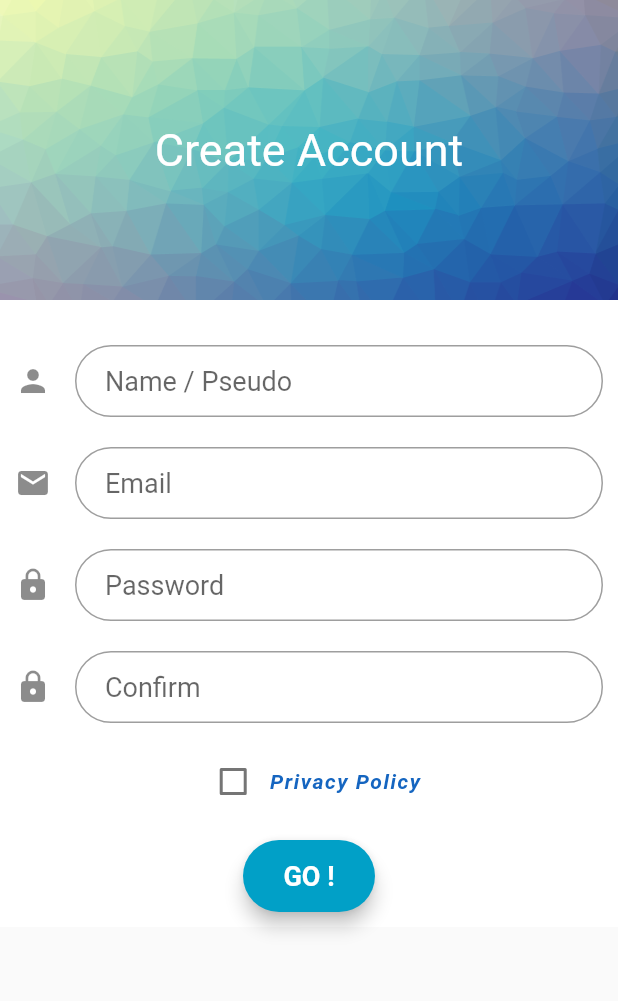
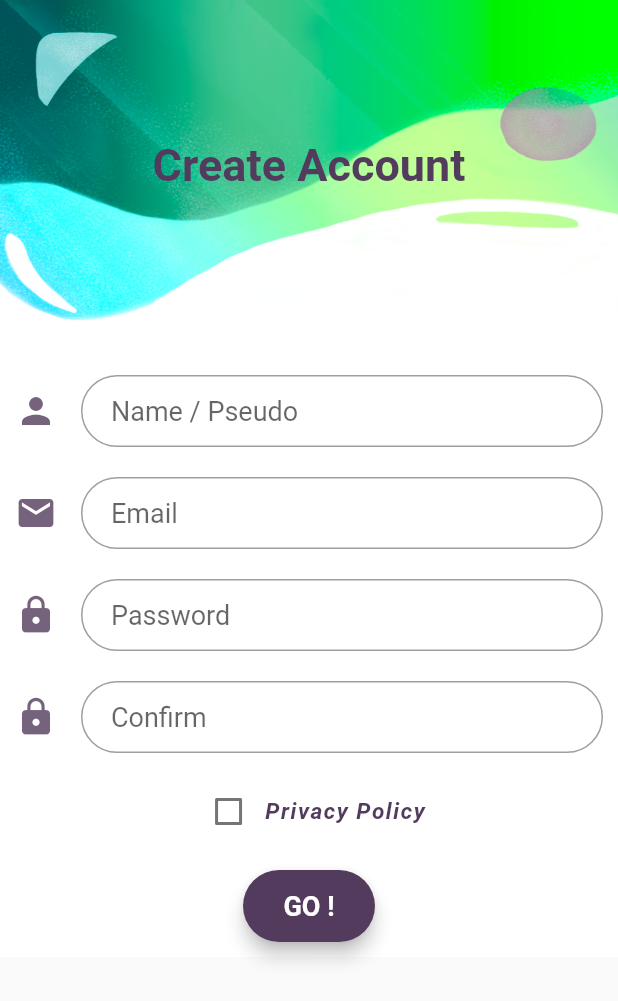
Before and after one commit to LaureenMartina/VisiartApplication, a Flutter app: the SignUpScreen screen opened by its route, on a phone screen of 412 x 824 dp. Shown: the top 1001 px of the screen. Run offline on Flutter 3.47's test engine with Material 2 defaults, Android fonts, the phone set to English and light mode, and no system bars; our stand-ins replace badges, carousel_slider, delayed_display, email_validator, firebase_auth, flare_flutter and 4 more; missing offline and left inert: loading, progress_button; accounts and stored records are empty; network calls fail; Roboto replaces fonts that are missing (Montserrat).

Commit message:
added new design & added redirection event dashboard to event details

```diff
--- a/visiart/lib/customFormUser/userInterests.dart
+++ b/visiart/lib/customFormUser/userInterests.dart
@@ -20,7 +20,6 @@ class UserInterestsScreen extends StatefulWidget {
 }
 
 class _UserInterestsScreenState extends State<UserInterestsScreen> {
-  bool _isSwitched = false; // Button Switch
   String titlePopup;
   String description;
   String button;
--- a/visiart/lib/models/ModalAwards.dart
+++ b/visiart/lib/models/ModalAwards.dart
@@ -39,7 +39,6 @@ class ModalAwards  {
             Text(
               this.description,
               textAlign: TextAlign.center,
-              style: TextStyle(),
             ),
             SizedBox(height: 10,),
             SizedBox(
--- a/visiart/lib/signUp/privacyPolicy.dart
+++ b/visiart/lib/signUp/privacyPolicy.dart
@@ -84,7 +84,7 @@ class PrivacyPolicy extends StatelessWidget {
                                   style: TextStyle(
                                     fontSize: 20,
                                     fontWeight: FontWeight.w600,
-                                    color: Colors.indigoAccent[700]
+                                    color: Color.fromRGBO(82, 59, 92, 1.0)
                                   ),
                                 ),
                               ),
--- a/visiart/lib/signUp/signup.dart
+++ b/visiart/lib/signUp/signup.dart
@@ -12,8 +12,6 @@ import 'package:visiart/utils/FormUtils.dart';
 import 'package:firebase_auth/firebase_auth.dart';
 import 'package:google_sign_in/google_sign_in.dart';
 import 'package:visiart/models/User.dart';
-import 'package:visiart/config/SharedPref.dart';
-
 import 'package:http/http.dart' as http;
 
 SharedPref sharedPref = SharedPref();
@@ -127,7 +125,7 @@ class _SignUpScreenState extends State<SignUpScreen> {
       },
       style: TextStyle(fontFamily: 'Montserrat', fontSize: 18.0),
       decoration: InputDecoration(
-          icon: Icon(Icons.person),
+          icon: Icon(Icons.person, color: Color.fromRGBO(82, 59, 92, 0.8), size: 28,),
           contentPadding: EdgeInsets.fromLTRB(20.0, 10.0, 20.0, 10.0),
           hintText: AppLocalizations.of(context).translate("signup_username"),
           border:
@@ -144,7 +142,7 @@ class _SignUpScreenState extends State<SignUpScreen> {
       keyboardType: TextInputType.emailAddress,
       style: TextStyle(fontFamily: 'Montserrat', fontSize: 18.0),
       decoration: InputDecoration(
-          icon: Icon(Icons.email),
+          icon: Icon(Icons.email, color: Color.fromRGBO(82, 59, 92, 0.8), size: 28),
           contentPadding: EdgeInsets.fromLTRB(20.0, 10.0, 20.0, 10.0),
           hintText: AppLocalizations.of(context).translate("email"),
           border:
@@ -161,7 +159,7 @@ class _SignUpScreenState extends State<SignUpScreen> {
       obscureText: true,
       style: TextStyle(fontFamily: 'Montserrat', fontSize: 18.0),
       decoration: InputDecoration(
-          icon: Icon(Icons.lock),
+          icon: Icon(Icons.lock, color: Color.fromRGBO(82, 59, 92, 0.8), size: 28),
           contentPadding: EdgeInsets.fromLTRB(20.0, 10.0, 20.0, 10.0),
           hintText: AppLocalizations.of(context).translate('password'),
           border:
@@ -178,7 +176,7 @@ class _SignUpScreenState extends State<SignUpScreen> {
       obscureText: true,
       style: TextStyle(fontFamily: 'Montserrat', fontSize: 18.0),
       decoration: InputDecoration(
-          icon: Icon(Icons.lock),
+          icon: Icon(Icons.lock, color: Color.fromRGBO(82, 59, 92, 0.8), size: 28,),
           contentPadding: EdgeInsets.fromLTRB(20.0, 10.0, 20.0, 10.0),
           hintText: AppLocalizations.of(context).translate('signup_pwdConfirmation'),
           border:
@@ -188,14 +186,14 @@ class _SignUpScreenState extends State<SignUpScreen> {
     final createAccountButon = Material(
       elevation: 5.0,
       borderRadius: BorderRadius.circular(30.0),
-      color: Color(0xff01A0C7),
+      color: Color.fromRGBO(82, 59, 92, 1.0),
       child: MaterialButton(
         onPressed: () {
           _onClickCreateAccountButton();
         },
         child: Text(AppLocalizations.of(context).translate('goBtn'),
             textAlign: TextAlign.center,
-            style: TextStyle(fontFamily: 'Montserrat', fontSize: 18.0)
+            style: TextStyle(fontSize: 18.0)
                 .copyWith(color: Colors.white, fontWeight: FontWeight.bold)),
       ),
     );
@@ -206,10 +204,10 @@ class _SignUpScreenState extends State<SignUpScreen> {
         child: Column(
           children: <Widget>[
             Container(
-              height: 200,
+              height: 220,
               decoration: BoxDecoration(
                 image: DecorationImage(
-                    image: AssetImage('assets/imgs/pattern.png'),
+                    image: AssetImage('assets/imgs/signup.png'),
                     fit: BoxFit.fill),
               ),
               child: Stack(
@@ -218,8 +216,10 @@ class _SignUpScreenState extends State<SignUpScreen> {
                     child: Container(
                       child: Center(
                         child: Text(AppLocalizations.of(context).translate("signup_createAccount"),
-                            style:
-                            TextStyle(color: Colors.white, fontSize: 30)),
+                          style: TextStyle(
+                            color: Color.fromRGBO(82, 59, 92, 1.0), fontSize: 30, fontWeight: FontWeight.w600
+                          ),
+                        ),
                       ),
                     ),
                   ),
@@ -247,7 +247,7 @@ class _SignUpScreenState extends State<SignUpScreen> {
                       children: <Widget>[
                         Checkbox(
                           checkColor: Colors.white,
-                          activeColor: Colors.orange[800],
+                          activeColor: Color.fromRGBO(173, 165, 177, 1.0),
                           value: _valueCheckbox,
                           onChanged: (bool value) {
                             setState(() {
@@ -259,7 +259,7 @@ class _SignUpScreenState extends State<SignUpScreen> {
                           text: TextSpan(
                             text: AppLocalizations.of(context).translate('rgpd_title'),
                             style: TextStyle(
-                                color: Colors.blue[800], fontWeight: FontWeight.w600, fontStyle: FontStyle.italic, fontSize: 14, letterSpacing: 1,
+                                color: Color.fromRGBO(82, 59, 92, 1.0), fontWeight: FontWeight.w600, fontStyle: FontStyle.italic, fontSize: 15, letterSpacing: 1,
                             ),
                             recognizer: TapGestureRecognizer()
                               ..onTap = () {
@@ -355,7 +355,6 @@ void displayIdFromSharedPrefs() async {
 }
 
 Future<void> createUser(String newUsername, String newName, String newEmail, String newPassword) async {
-  final api = 'http://91.121.165.149/auth/local/register';
 
   Map data = {
     'username': newUsername,
@@ -364,10 +363,8 @@ Future<void> createUser(String newUsername, String newName, String newEmail, Str
     'password': newPassword
   };
 
-
-
   Response response = await post(
-      api,
+      API_REGISTER,
       headers: {
           'Content-Type': 'application/json',
           'Accept': 'application/json',
@@ -378,18 +375,13 @@ Future<void> createUser(String newUsername, String newName, String newEmail, Str
   Map<String, dynamic> jsonResponse = json.decode(response.body);
 
   if (response.statusCode == 200) {
-    //print("res -> $jsonResponse");
-    //print('token: ${jsonResponse['jwt']}');
-    //print('userId: ${jsonResponse['user']['id']}');
     int id = jsonResponse['user']['id'];
-    print("id= $id");
     String name = jsonResponse['user']['name'];
     String username = jsonResponse['user']['username'];
     String email = jsonResponse['user']['email'];
     String token = jsonResponse['jwt'];
 
     userModel.setId(id);
-    print("user id --> ${userModel.getId()}");
     userModel.setToken(token);
     userModel.setUsername(username);
     userModel.setName(name);
@@ -408,9 +400,3 @@ Future<void> createUser(String newUsername, String newName, String newEmail, Str
     throw Exception('Failed to create user from API');
   }
 }
-
-/*void signOutGoogle() async{
-  await googleSignIn.signOut();
-
-  print("User Sign Out");
-}*/
```
Also changed, not shown: visiart/lib/dashboard/dashboard.dart (+75 -89 lines), visiart/lib/dashboard/menu.dart (+19 -5 lines), visiart/lib/events/eventsList.dart (+11 -9 lines), visiart/lib/home.dart (+32 -28 lines), visiart/assets/imgs/signup.png (added).
